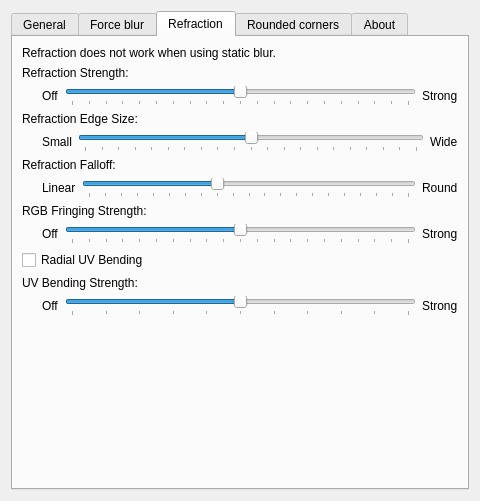
Qt form src/kcm/blur_config.ui (4v3ngR/kwin-effects-glass) before a commit.
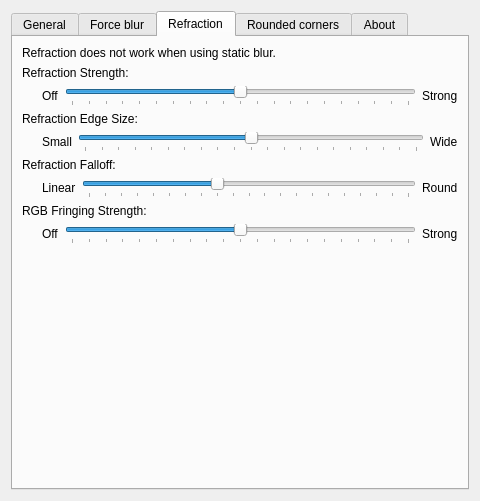
The same form after that commit. The open tabs and pages were chosen to show the change. Custom widgets are drawn as their Qt base class.

Commit message: chore: remove refraction bending settings and uniforms fix: increased light bending in corners

Diff of the .ui file:
```diff
--- a/src/kcm/blur_config.ui
+++ b/src/kcm/blur_config.ui
@@ -894,79 +894,6 @@
          </item>
         </layout>
        </item>
-       <item>
-        <widget class="QCheckBox" name="kcfg_RefractionRadialBending">
-         <property name="text">
-          <string>Radial UV Bending</string>
-         </property>
-        </widget>
-       </item>
-       <item>
-        <widget class="QLabel" name="labelRefractionBendingStrength">
-         <property name="text">
-          <string>UV Bending Strength:</string>
-         </property>
-        </widget>
-       </item>
-       <item>
-        <layout class="QHBoxLayout" name="horizontalLayoutBendingStrength">
-         <item>
-          <spacer name="horizontalSpacerBendingStrength">
-           <property name="orientation">
-            <enum>Qt::Orientation::Horizontal</enum>
-           </property>
-           <property name="sizeType">
-            <enum>QSizePolicy::Policy::Fixed</enum>
-           </property>
-           <property name="sizeHint" stdset="0">
-            <size>
-             <width>20</width>
-             <height>20</height>
-            </size>
-           </property>
-          </spacer>
-         </item>
-         <item>
-          <widget class="QLabel" name="labelRefractionBendingStrengthOff">
-           <property name="text">
-            <string>Off</string>
-           </property>
-          </widget>
-         </item>
-         <item>
-          <widget class="QSlider" name="kcfg_RefractionBendingStrength">
-           <property name="minimum">
-            <number>0</number>
-           </property>
-           <property name="maximum">
-            <number>10</number>
-           </property>
-           <property name="singleStep">
-            <number>1</number>
-           </property>
-           <property name="pageStep">
-            <number>1</number>
-           </property>
-           <property name="value">
-            <number>5</number>
-           </property>
-           <property name="orientation">
-            <enum>Qt::Orientation::Horizontal</enum>
-           </property>
-           <property name="tickPosition">
-            <enum>QSlider::TickPosition::TicksBelow</enum>
-           </property>
-          </widget>
-         </item>
-         <item>
-          <widget class="QLabel" name="labelRefractionBendingStrengthStrong">
-           <property name="text">
-            <string>Strong</string>
-           </property>
-          </widget>
-         </item>
-        </layout>
-       </item>
        <item>
         <spacer name="verticalSpacer">
          <property name="orientation">
```
The commit also changes 6 other files.
